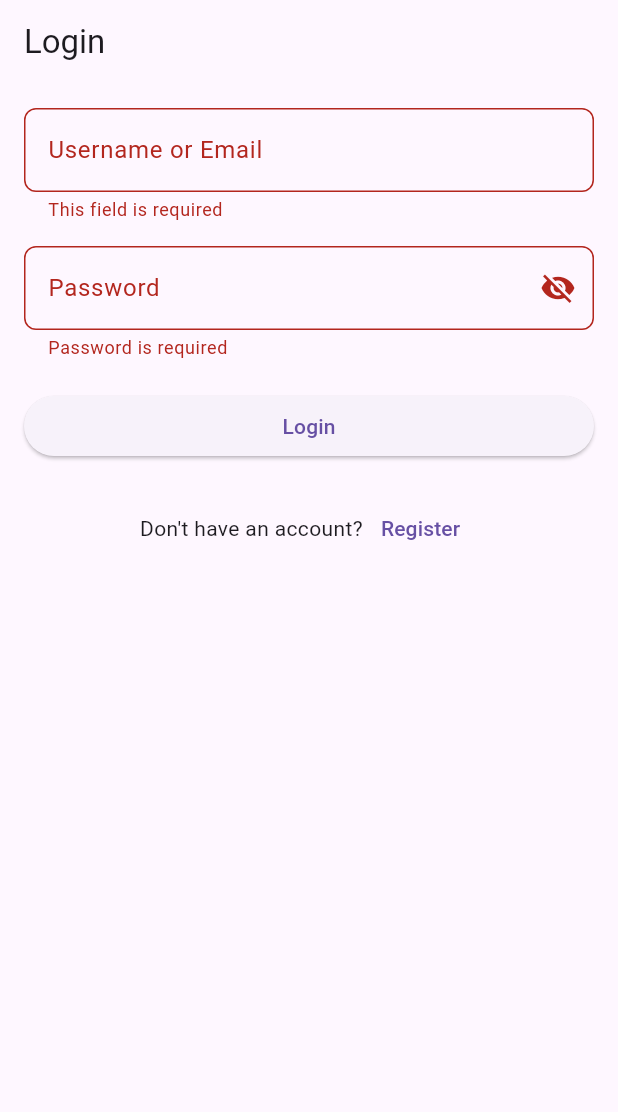
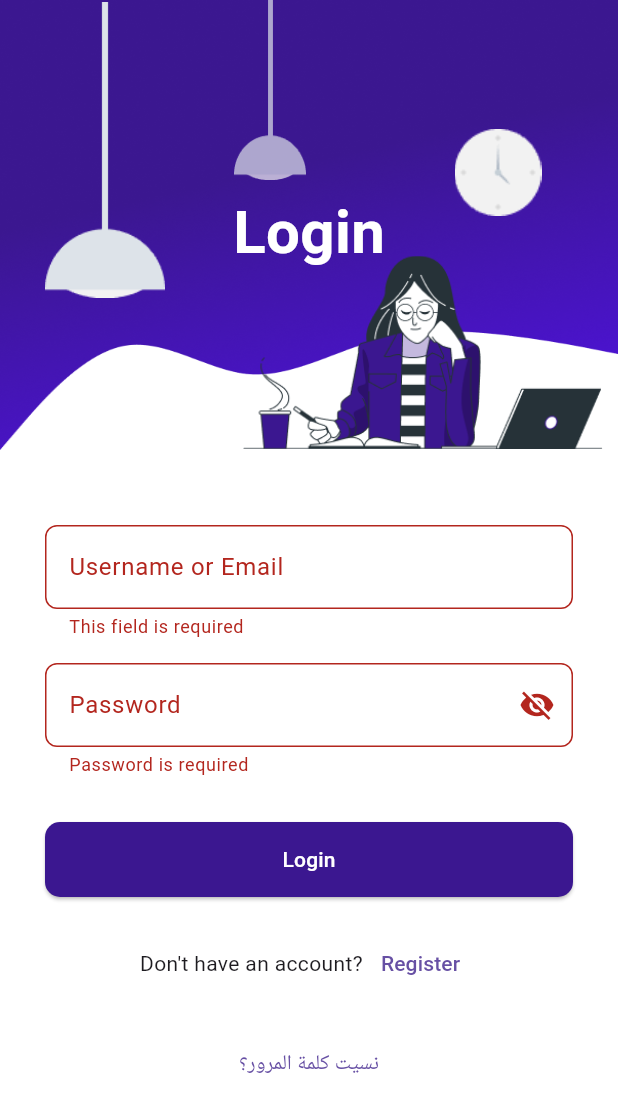
Before and after one commit to 3bowhab/study_platform, a Flutter app: the LoginView screen opened directly, after a tap on "Login", on a phone screen of 412 x 824 dp. Shown: the top 1112 px of the screen. Run offline on Flutter 3.47's test engine with Material 3 defaults, Android fonts, the phone set to English and light mode, and no system bars; our stand-ins replace animate_do, concentric_transition, dio, shared_preferences; accounts and stored records are empty.

Commit message:
edit login ui

```diff
--- a/lib/helper/app_colors_fonts.dart
+++ b/lib/helper/app_colors_fonts.dart
@@ -3,11 +3,11 @@ import 'package:flutter/material.dart';
 class AppColors {
   static const Color primaryColor = Color(0xff3b1790);
   static const Color secondaryColor = Color(0xfffab800);
-  static const Color tertiaryColor = Colors.white;
-  static const Color textColor = Colors.black87;
-  static const Color gray = Color(0xff9e9e9e);
-  static const Color success = Color(0xff4caf50);
-  static const Color error = Color(0xfff44336);
+  static const Color whiteColor = Colors.white;
+  static const Color blackColor = Colors.black87;
+  static const Color grayColor = Color(0xff9e9e9e);
+  static const Color successColor = Color(0xff4caf50);
+  static const Color errorColor = Color(0xfff44336);
 }
 
 class AppFonts {
--- a/lib/views/login_view.dart
+++ b/lib/views/login_view.dart
@@ -1,4 +1,6 @@
 import 'package:flutter/material.dart';
+import 'package:animate_do/animate_do.dart';
+import 'package:study_platform/helper/app_colors_fonts.dart';
 import 'package:study_platform/helper/validators.dart';
 import 'package:study_platform/models/authentication/auth_response_model.dart';
 import 'package:study_platform/models/authentication/login_model.dart';
@@ -35,16 +37,98 @@ class _LoginViewState extends State<LoginView> {
     return Stack(
       children: [
         GestureDetector(
-          onTap: () {
-            FocusScope.of(context).unfocus();
-          },
+          onTap: () => FocusScope.of(context).unfocus(),
           child: Scaffold(
-            appBar: AppBar(title: const Text('Login')),
-            body: Form(
+            backgroundColor: Colors.white,
+            body: SingleChildScrollView(
+              child: Column(
+                children: <Widget>[
+                  // 🔹 الجزء العلوي (ديزاين مع الأنيميشن)
+                  Container(
+                    height: 300,
+                    decoration: const BoxDecoration(
+                      image: DecorationImage(
+                        image: AssetImage("assets/images/background.png"),
+                        fit: BoxFit.fill,
+                      ),
+                    ),
+                    child: Stack(
+                      children: <Widget>[
+                        Positioned(
+                          left: 30,
+                          width: 80,
+                          height: 200,
+                          child: FadeInUp(
+                            duration: const Duration(seconds: 1),
+                            child: Image.asset("assets/images/light-1.png"),
+                          ),
+                        ),
+                        Positioned(
+                          left: 140,
+                          width: 80,
+                          height: 120,
+                          child: FadeInUp(
+                            duration: const Duration(milliseconds: 1200),
+                            child: Image.asset("assets/images/light-2.png"),
+                          ),
+                        ),
+                        Positioned(
+                          right: 40,
+                          top: 40,
+                          width: 80,
+                          height: 150,
+                          child: FadeInUp(
+                            duration: const Duration(milliseconds: 1300),
+                            child: Image.asset("assets/images/clock.png"),
+                          ),
+                        ),
+                        Positioned(
+                          right: 10,
+                          top: 100,
+                          width: 240,
+                          height: 270,
+                          child: FadeInUp(
+                            duration: const Duration(milliseconds: 1300),
+                            child: Image.asset(
+                              "assets/images/Studying-bro.png",
+                            ),
+                          ),
+                        ),
+                        Positioned(
+                          child: FadeInUp(
+                            duration: const Duration(milliseconds: 1600),
+                            child: Container(
+                              margin: const EdgeInsets.only(top: 10),
+                              child: const Center(
+                                child: Text(
+                                  "Login",
+                                  style: TextStyle(
+                                    color: Colors.white,
+                                    fontSize: 40,
+                                    fontWeight: FontWeight.bold,
+                                  ),
+                                ),
+                              ),
+                            ),
+                          ),
+                        ),
+                      ],
+                    ),
+                  ),
+
+                  const SizedBox(height: 20),
+
+                  // 🔹 الجزء السفلي (الفورم الحقيقي بتاعك + logic)
+                  Padding(
+                    padding: const EdgeInsets.all(30.0),
+                    child: Form(
                       key: formkey,
                       autovalidateMode: autovalidateMode,
-              child: ListView(
-                padding: const EdgeInsets.all(16.0),
+                      child: Column(
+                        children: <Widget>[
+                          FadeInUp(
+                            duration: const Duration(milliseconds: 1800),
+                            child: Column(
                               children: [
                                 CustomTextField(
                                   labelText: "Username or Email",
@@ -53,29 +137,115 @@ class _LoginViewState extends State<LoginView> {
                                     usernameOrEmail = newValue;
                                   },
                                 ),
-                  SizedBox(height: 16),
+                                const SizedBox(height: 16),
                                 CustomTextField(
-                    labelText: 'Password',
+                                  labelText: "Password",
                                   controller: _passwordController,
                                   validator: AppValidators.passwordValidator,
                                   obscureText: true,
                                 ),
-                  const SizedBox(height: 20),
-                  loginButton(context),
-                  const SizedBox(height: 20),
-                  goToRegisterView(context),
-                  // requestResetPassword(context),
                               ],
                             ),
-            )
+                          ),
+                          const SizedBox(height: 30),
+
+                          // 🔹 زرار اللوجين
+                          FadeInUp(
+                            duration: const Duration(milliseconds: 1900),
+                            child: loginButton(context),
+                          ),
+                          const SizedBox(height: 20),
+
+                          // 🔹 Register link
+                          FadeInUp(
+                            duration: const Duration(milliseconds: 2000),
+                            child: goToRegisterView(context),
+                          ),
+
+                          const SizedBox(height: 20),
+
+                          // 🔹 Forgot password
+                          FadeInUp(
+                            duration: const Duration(milliseconds: 2100),
+                            child: requestResetPassword(context),
+                          ),
+                        ],
                       ),
                     ),
+                  ),
+                ],
+              ),
+            ),
+          ),
+        ),
+
         if (isLoading) const LoadingIndicator(),
       ],
     );
   }
 
+  // ✅ زرار Login زي ما هو (بس بستايل أحلى)
+  ElevatedButton loginButton(BuildContext context) {
+    return ElevatedButton(
+      style: ElevatedButton.styleFrom(
+        minimumSize: const Size(double.infinity, 50),
+        shape: RoundedRectangleBorder(borderRadius: BorderRadius.circular(10)),
+        backgroundColor: AppColors.primaryColor,
+      ),
+      onPressed: () async {
+        if (formkey.currentState!.validate()) {
+          formkey.currentState!.save();
 
+          final loginModel = LoginModel(
+            usernameOrEmail: usernameOrEmail!,
+            password: _passwordController.text.trim(),
+          );
+
+          setState(() => isLoading = true);
+
+          try {
+            AuthResponseModel response = await LoginService().login(loginModel);
+            setState(() => isLoading = false);
+
+            ScaffoldMessenger.of(
+              context,
+            ).showSnackBar(const SnackBar(content: Text("✅ Login Successful")));
+
+            final userType = response.user.userType;
+
+            Widget dashboardPage;
+            switch (userType) {
+              case "student":
+                dashboardPage = const StudentBottomNav();
+                break;
+              case "teacher":
+                dashboardPage = const TeacherHomeView();
+                break;
+              case "parent":
+                dashboardPage = const ParentDashboardView();
+                break;
+              default:
+                dashboardPage = const HomeView();
+            }
+
+            Navigator.pushAndRemoveUntil(
+              context,
+              MaterialPageRoute(builder: (_) => dashboardPage),
+              (route) => false,
+            );
+          } catch (e) {
+            setState(() => isLoading = false);
+            ScaffoldMessenger.of(
+              context,
+            ).showSnackBar(SnackBar(content: Text("❌ Error: $e")));
+          }
+        } else {
+          setState(() => autovalidateMode = AutovalidateMode.always);
+        }
+      },
+      child: const Text("Login", style: TextStyle(color: AppColors.whiteColor)),
+    );
+  }
 
   Row goToRegisterView(BuildContext context) {
     return Row(
@@ -95,94 +265,14 @@ class _LoginViewState extends State<LoginView> {
     );
   }
 
-
-
-  ElevatedButton loginButton(BuildContext context) {
-    return ElevatedButton(
-      onPressed: () async {
-        if (formkey.currentState!.validate()) {
-          formkey.currentState!.save();
-
-          // ✨ نكوّن الموديل
-          final loginModel = LoginModel(
-            usernameOrEmail: usernameOrEmail!,
-            password: _passwordController.text.trim(),
-          );
-
-          setState(() {
-            isLoading = true; // ⏳ يبدأ اللودينج
-          });
-
-          try {
-            // ✨ ننده السيرفيس ونبعت الموديل.toJson()
-            AuthResponseModel response = await LoginService().login(loginModel);
-
-            setState(() {
-              isLoading = false; // ✅ وقف اللودينج
-            });
-
-            ScaffoldMessenger.of(context).showSnackBar(
-              const SnackBar(content: Text("✅ Login Successful")),
-            );
-
-            final userType = response.user.userType; // 👈 استخرج الـ userType من الموديل
-
-            Widget dashboardPage;
-            switch (userType) {
-              case "student":
-                dashboardPage = const StudentBottomNav();
-                break;
-              case "teacher":
-                dashboardPage = const TeacherHomeView();
-                break;
-              case "parent":
-                dashboardPage = const ParentDashboardView();
-                break;
-              default:
-                dashboardPage = const HomeView(); // fallback لو حاجة مش متوقعة
-            }
-
-            Navigator.pushAndRemoveUntil(
-              context,
-              MaterialPageRoute(builder: (_) => dashboardPage),
-              (route) => false,
-            );
-
-            print("Response: $response");
-          } catch (e) {
-            setState(() {
-              isLoading = false; // ❌ وقف اللودينج برضه
-            });
-
-            ScaffoldMessenger.of(context).showSnackBar(
-              SnackBar(
-                content: Text("❌ Error: $e"),
-                duration: const Duration(seconds: 15),
-              ),
-            );
-          }
-        } else {
-          setState(() {
-            autovalidateMode = AutovalidateMode.always;
-          });
-        }
-      },
-      child: const Text("Login"),
-    );
-  }
-
   TextButton requestResetPassword(BuildContext context) {
     return TextButton(
       onPressed: () async {
-        setState(() {
-          isLoading = true; // ⏳ يبدأ اللودينج
-        });
-
+        setState(() => isLoading = true);
         try {
           await passwordResetService.requestPasswordReset();
-          setState(() {
-            isLoading = false; // ⏳ ينتهي اللودينج
-          });
+          setState(() => isLoading = false);
+
           ScaffoldMessenger.of(context).showSnackBar(
             const SnackBar(content: Text("📩 رابط إعادة التعيين اتبعت لبريدك")),
           );
@@ -191,13 +281,10 @@ class _LoginViewState extends State<LoginView> {
             MaterialPageRoute(builder: (context) => const NewPasswordView()),
           );
         } catch (e) {
-          setState(() {
-            isLoading = false; // ⏳ ينتهي اللودينج
-          });
+          setState(() => isLoading = false);
           ScaffoldMessenger.of(
             context,
           ).showSnackBar(const SnackBar(content: Text("❌ حصل خطأ، حاول تاني")));
-          print("Error requesting password reset: $e");
         }
       },
       child: const Text("نسيت كلمة المرور؟"),
--- a/lib/views/onboarding_view.dart
+++ b/lib/views/onboarding_view.dart
@@ -9,7 +9,7 @@ final pages = [
     icon: Icons.school,
     title: "ابدأ رحلتك التعليمية بسهولة وتعلم أينما كنت",
     bgColor: AppColors.primaryColor,
-    textColor: AppColors.tertiaryColor,
+    textColor: AppColors.whiteColor,
   ),
   const PageData(
     icon: Icons.edit_note,
@@ -20,7 +20,7 @@ final pages = [
   const PageData(
     icon: Icons.trending_up,
     title: "تابع تقدمك وحقق أهدافك التعليمية معنا",
-    bgColor: AppColors.tertiaryColor,
+    bgColor: AppColors.whiteColor,
     textColor: AppColors.primaryColor,
   ),
 ];
--- a/lib/widgets/birthday_input.dart
+++ b/lib/widgets/birthday_input.dart
@@ -43,7 +43,7 @@ class BirthDateFieldState extends State<BirthDateField> {
             colorScheme: ColorScheme.light(
               primary: Color(0xFF20B2AA), // لون البنفسجي الجديد
               onPrimary: Colors.white,
-              onSurface: AppColors.gray,
+              onSurface: AppColors.grayColor,
             ),
           ),
           child: child!,
@@ -79,7 +79,7 @@ class BirthDateFieldState extends State<BirthDateField> {
           floatingLabelBehavior: FloatingLabelBehavior.auto,
           labelText: widget.initialValue ?? "تاريخ الميلاد",
           labelStyle: const TextStyle(
-            color: AppColors.gray,
+            color: AppColors.grayColor,
             fontFamily: 'KidzhoodArabic',
           ),
           // prefixIcon: Icon(Icons.cake, color: AppColors.secondaryColor),
@@ -106,7 +106,7 @@ class BirthDateFieldState extends State<BirthDateField> {
           ),
         ),
         style: const TextStyle(
-          color: AppColors.textColor,
+          color: AppColors.blackColor,
           fontFamily: 'KidzhoodArabic',
         ),
       ),
--- a/pubspec.yaml
+++ b/pubspec.yaml
@@ -37,6 +37,7 @@ dependencies:
   dio: ^5.9.0
   shared_preferences: ^2.5.3
   concentric_transition: ^1.0.3
+  animate_do: ^4.2.0
 
 dev_dependencies:
   flutter_test:
@@ -61,9 +62,8 @@ flutter:
   uses-material-design: true
 
   # To add assets to your application, add an assets section, like this:
-  # assets:
-  #   - images/a_dot_burr.jpeg
-  #   - images/a_dot_ham.jpeg
+  assets:
+    - assets/images/
 
   # An image asset can refer to one or more resolution-specific "variants", see
   # https://flutter.dev/to/resolution-aware-images
```
Also changed, not shown: assets/images/Studying-bro.png (added), assets/images/background.png (added), assets/images/backgroundddd.png (added), assets/images/clock.png (added), assets/images/light-1.png (added), assets/images/light-2.png (added), pubspec.lock. Lines whose indentation alone changed are shown as unchanged.
